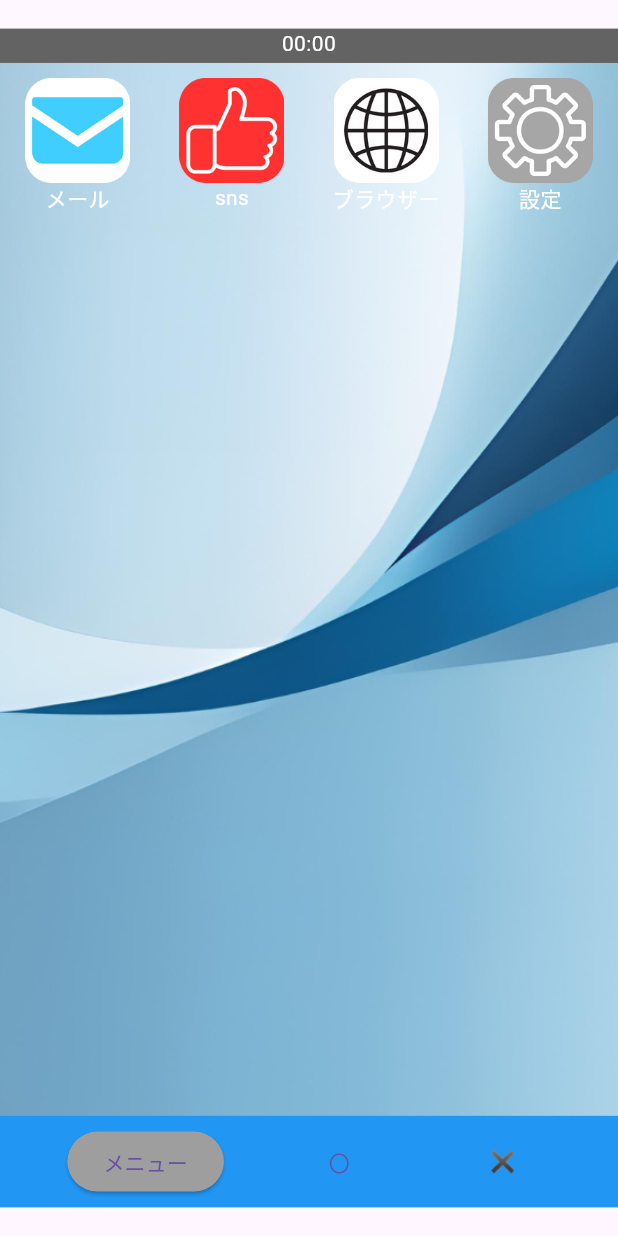
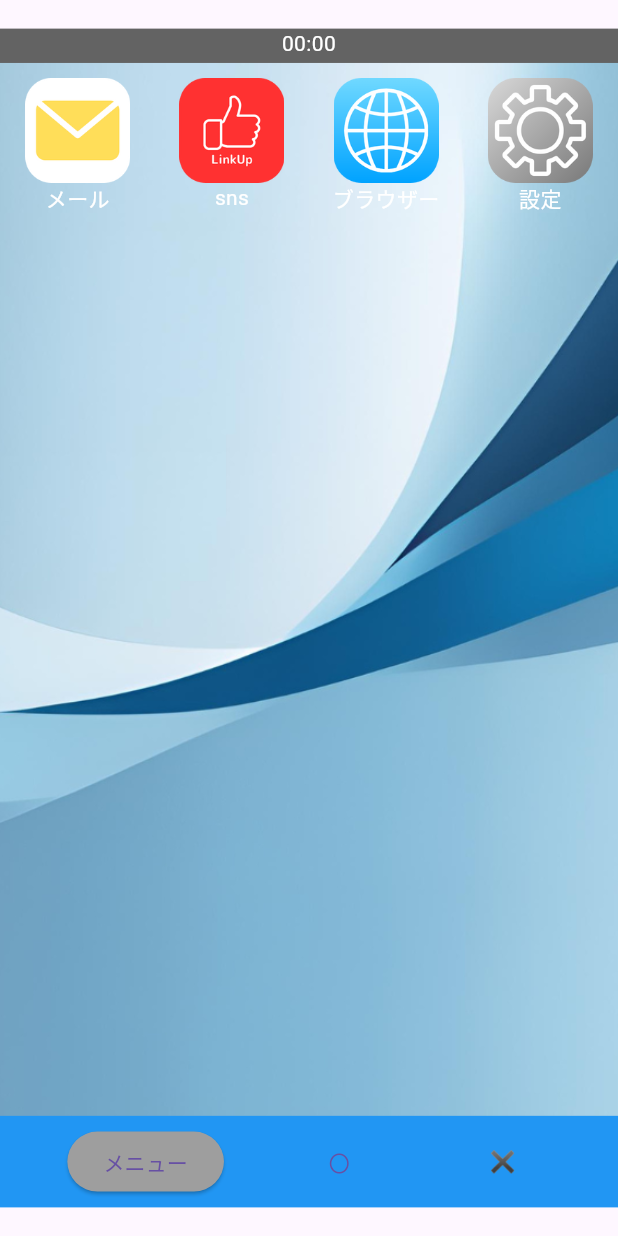
Before and after one commit to Tgacky-tech/pckapp2, a Flutter app: the screen00 screen opened by its route, on a phone screen of 412 x 824 dp. Run offline on Flutter 3.47's test engine with Material 3 defaults, Android fonts, the phone set to English and light mode, and no system bars; our stand-ins replace flutter_svg, go_router.

Commit message:
デザイン調整

```diff
--- a/lib/0-0_screen.dart
+++ b/lib/0-0_screen.dart
@@ -18,7 +18,7 @@ class screen00 extends StatelessWidget {
         height: 70,
         decoration: const BoxDecoration(
             image: DecorationImage(
-              image: AssetImage('images/mail.png'),
+              image: AssetImage('images/nmail.png'),
               fit: BoxFit.cover,
             )),
     ),
@@ -30,7 +30,7 @@ class screen00 extends StatelessWidget {
         height: 70,
         decoration: const BoxDecoration(
             image: DecorationImage(
-              image: AssetImage('images/sns.png'),
+              image: AssetImage('images/nsns.png'),
               fit: BoxFit.cover,
             )),
       ),
@@ -42,7 +42,7 @@ class screen00 extends StatelessWidget {
         height: 70,
         decoration: const BoxDecoration(
             image: DecorationImage(
-              image: AssetImage('images/browsericon.png'),
+              image: AssetImage('images/nbrowser.png'),
               fit: BoxFit.cover,
             )),
       ),
@@ -54,7 +54,7 @@ class screen00 extends StatelessWidget {
         height: 70,
         decoration: const BoxDecoration(
             image: DecorationImage(
-              image: AssetImage('images/settingsicon.png'),
+              image: AssetImage('images/nsettings.png'),
               fit: BoxFit.cover,
             )),
       ),
--- a/lib/3_screen.dart
+++ b/lib/3_screen.dart
@@ -23,7 +23,7 @@ class screen3 extends StatelessWidget {
                 aspectRatio: 27 / 46,
                 child: Container(
                   child: SvgPicture.asset(
-                      'images/news.svg'
+                      'images/newscreen.svg'
                   ),
                 ),
               ),
```
Also changed, not shown: images/browser.svg (deleted), images/browsericon.png (deleted), images/mail.png (deleted), images/nbrowser.png (added), images/news.svg (deleted), images/newsscreen.svg (added), images/nmail.png (added), images/nsettings.png (added), images/nsns.png (added), images/settings.png (deleted), images/settingsicon.png (deleted), images/sns.png (deleted).
